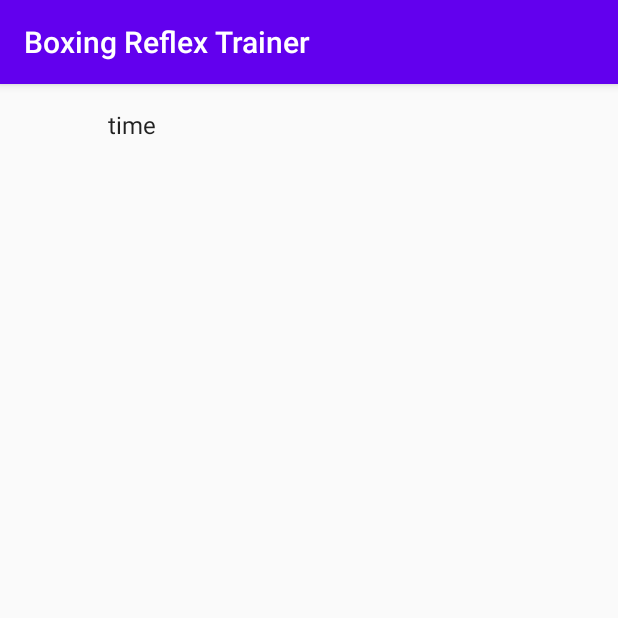
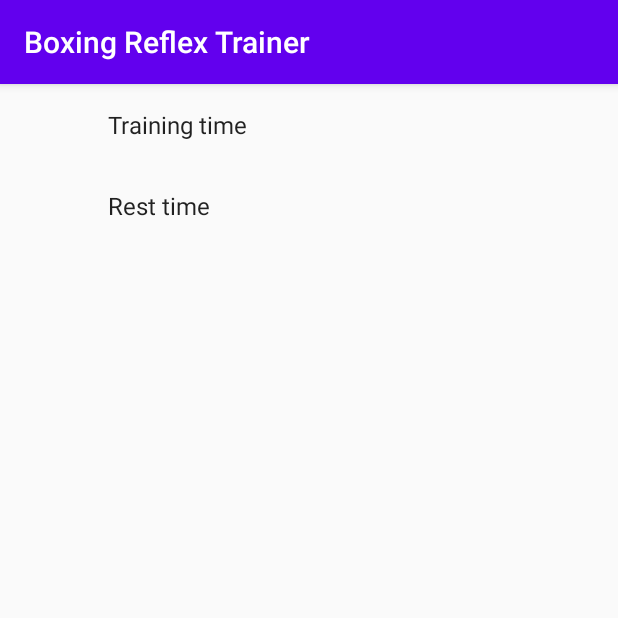
Before and after one commit to Zambo-dev/Boxing-Reflex-Trainer, an Android app: the screen it shows after launch (SettingsActivity), after a tap on "Settings", on a phone screen of 412 x 824 dp, the top half of it. Run offline under Robolectric (Android 15) with nearby library versions, the phone set to English and light mode, and no system bars; our stand-ins replace androidx.preference.

Commit message:
Time formatting

```diff
--- a/app/src/main/java/com/example/boxingreflextrainer/MainActivity.java
+++ b/app/src/main/java/com/example/boxingreflextrainer/MainActivity.java
@@ -1,5 +1,6 @@
 package com.example.boxingreflextrainer;
 
+import android.content.Context;
 import android.content.Intent;
 import android.content.SharedPreferences;
 import android.os.Bundle;
@@ -11,13 +12,15 @@ import android.widget.TextView;
 import androidx.appcompat.app.AppCompatActivity;
 import androidx.preference.PreferenceManager;
 
+import java.util.Timer;
+
+
 public class MainActivity extends AppCompatActivity {
     // Global class variables
     private Button startButton;
     private Button pauseButton;
     private Button stopButton;
     private TimerHandler timerHandler;
-    SharedPreferences sharedPreferences;
 
     @Override
     protected void onCreate(Bundle savedInstanceState) {
@@ -29,14 +32,10 @@ public class MainActivity extends AppCompatActivity {
         pauseButton = findViewById(R.id.PauseButton);
         stopButton = findViewById(R.id.StopButton);
 
-        // Get shared preferences
-        sharedPreferences = PreferenceManager.getDefaultSharedPreferences(this);
-        // Get timerTimer key's value from preferences
-        String temp = sharedPreferences.getString("timerTime", "0");
-        // Convert string to long
-        float time = Float.parseFloat(temp);
-        // Pass timer view and time to TimerHandler class
-        timerHandler = new TimerHandler(this.<TextView>findViewById(R.id.Timer), time);
+        // Pass timer view and time to TimerHandler class with constructor
+        timerHandler = new TimerHandler(this.<TextView>findViewById(R.id.Timer), 0, 0);
+        // Get shared preference time
+        timerHandler.getPreferences("trainingTime", this);
 
         // Set click listener on start button
         startButton.setOnClickListener(new View.OnClickListener() {
@@ -83,19 +82,15 @@ public class MainActivity extends AppCompatActivity {
 
     }
 
+
     @Override
     public void onResume() {
         super.onResume();
 
-        // Get shared preferences
-        sharedPreferences = PreferenceManager.getDefaultSharedPreferences(this);
-        // Get timerTimer key's value from preferences
-        String temp = sharedPreferences.getString("timerTime", "0");
-        // Convert string to long
-        float time = Float.parseFloat(temp);
-        // Pass timer view and time to TimerHandler class
-        timerHandler.setTotalTime(time);
+        // Get shared preference time
+        timerHandler.getPreferences("trainingTime", this);
     }
+
 
     @Override
     // Create settings menu in the action bar
--- a/app/src/main/java/com/example/boxingreflextrainer/SettingsActivity.java
+++ b/app/src/main/java/com/example/boxingreflextrainer/SettingsActivity.java
@@ -4,7 +4,9 @@ import androidx.appcompat.app.AppCompatActivity;
 import android.os.Bundle;
 import androidx.preference.PreferenceManager;
 
+
 public class SettingsActivity extends AppCompatActivity {
+
 
     @Override
     protected void onCreate(Bundle savedInstanceState) {
--- a/app/src/main/java/com/example/boxingreflextrainer/TimerHandler.java
+++ b/app/src/main/java/com/example/boxingreflextrainer/TimerHandler.java
@@ -1,7 +1,11 @@
 package com.example.boxingreflextrainer;
 
+import android.content.Context;
+import android.content.SharedPreferences;
 import android.os.CountDownTimer;
 import android.widget.TextView;
+import androidx.preference.PreferenceManager;
+
 
 // This class manage the timer functions
 public class TimerHandler {
@@ -16,11 +20,13 @@ public class TimerHandler {
     // Timer activty check
     boolean isActive = false;
     final int timeConversionValue = 60000;
+    SharedPreferences sharedPreferences;
+
 
     // Constructor
-    TimerHandler(TextView template, float mils) {
+    TimerHandler(TextView template, long minutes, long seconds) {
         // Set total time
-        totalTime = convertTime(mils);
+        totalTime = convertTime(minutes, seconds);
         milsToFinish = totalTime;
         // Set timer TextView
         timer = template;
@@ -30,6 +36,7 @@ public class TimerHandler {
         clock = createTimer();
     }
 
+
     // Update timer View
     public void updateTimerView(long time) {
         long minutes = time / timeConversionValue;
@@ -38,17 +45,21 @@ public class TimerHandler {
         timer.setText(String.format("%d:%d", minutes, seconds));
     }
 
+
     // Set max time
-    public void setTotalTime(float time) {
-        this.totalTime = convertTime(time);
+    public void setTotalTime(long minutes, long seconds) {
+        this.totalTime = convertTime(minutes, seconds);
         stopTimer();
     }
 
+
     // Convert time into milliseconds
-    public long convertTime(float time) {
-        time *= 60000;
-        return (long)time;
+    public long convertTime(long minutes, long seconds) {
+        long time = minutes * 60000;
+        time += seconds * 1000;
+        return time;
     }
+
 
     // Function that create the timer
     protected CountDownTimer createTimer() {
@@ -63,11 +74,27 @@ public class TimerHandler {
 
             // When timer reach to the end print on TextView
             public void onFinish() {
-                timer.setText("Done!");
+                stopTimer();
             }
         };
 
     }
+
+    // Get preferences form xml file
+    public void getPreferences(String preferenceKey, Context context) {
+        // Get shared preferences
+        sharedPreferences = PreferenceManager.getDefaultSharedPreferences(context);
+        // Get timerTimer key's value from preferences
+        String temp = sharedPreferences.getString(preferenceKey, "0:0");
+        // Split minutes and seconds
+        String[] splitString = temp.split(":");
+        // Convert minutes and seconds into long and set the timer
+        setTotalTime(Long.parseLong(splitString[0]), Long.parseLong(splitString[1]));
+        // Update timer View
+        updateTimerView(milsToFinish);
+
+    }
+
 
     // Function that start the timer when it's not active
     protected void startTimer() {
@@ -78,6 +105,7 @@ public class TimerHandler {
             isActive = true;
         }
     }
+
 
     // Function that pause the timer
     protected void pauseTimer() {
@@ -90,6 +118,7 @@ public class TimerHandler {
             isActive = false;
         }
     }
+
 
     // Function that stop the timer
     protected void stopTimer() {
--- a/app/src/main/res/layout/activity_main.xml
+++ b/app/src/main/res/layout/activity_main.xml
@@ -6,6 +6,7 @@
         android:layout_width="match_parent"
         android:layout_height="match_parent"
         tools:context=".MainActivity">
+
 
     <Button
         android:id="@+id/StartButton"
@@ -16,6 +17,7 @@
         app:layout_constraintBottom_toBottomOf="parent"
         app:layout_constraintEnd_toEndOf="parent"
         app:layout_constraintStart_toStartOf="parent" />
+
 
     <Button
         android:id="@+id/StopButton"
@@ -28,6 +30,7 @@
         app:layout_constraintEnd_toEndOf="parent"
         app:layout_constraintHorizontal_bias="0.331"
         app:layout_constraintStart_toStartOf="parent" />
+
 
     <Button
         android:id="@+id/PauseButton"
@@ -42,6 +45,7 @@
         app:layout_constraintStart_toStartOf="parent"
         app:layout_constraintTop_toTopOf="@+id/StopButton"
         app:layout_constraintVertical_bias="0.0" />
+
 
     <TextView
         android:id="@+id/Timer"
--- a/app/src/main/res/xml/settings_preferences.xml
+++ b/app/src/main/res/xml/settings_preferences.xml
@@ -1,10 +1,21 @@
 <?xml version="1.0" encoding="utf-8"?>
 <PreferenceScreen xmlns:android="http://schemas.android.com/apk/res/android">
+
+
         <EditTextPreference
-            android:title="time"
-            android:key="timerTime"
-            android:defaultValue="7.5"
+            android:title="Training time"
+            android:key="trainingTime"
+            android:defaultValue="2:00"
         >
         </EditTextPreference>
 
+
+        <EditTextPreference
+            android:title="Rest time"
+            android:key="restTime"
+            android:defaultValue="0:10"
+            >
+        </EditTextPreference>
+
+
 </PreferenceScreen>
```
